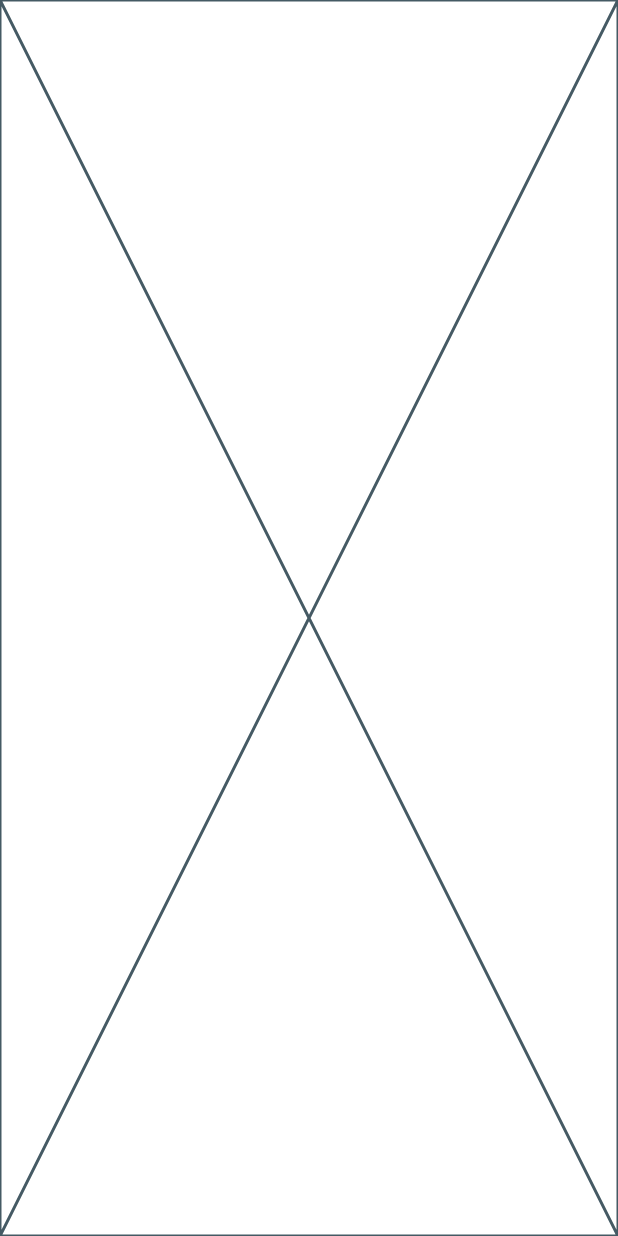
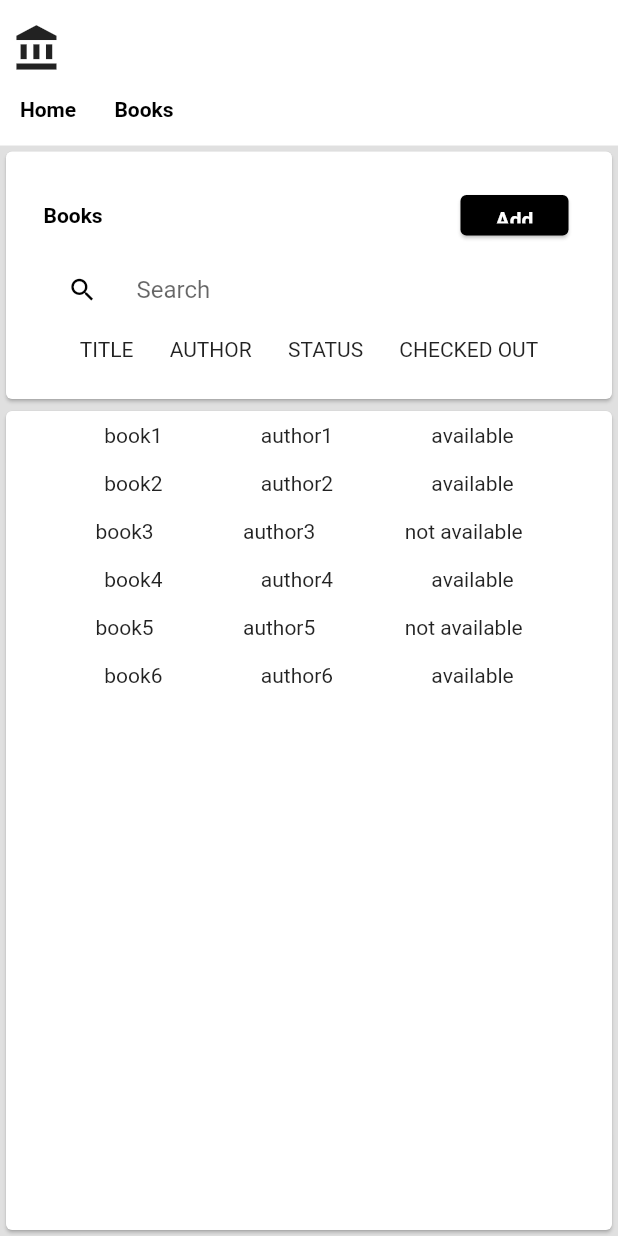
Before and after one commit to Game-devAnand/flutter-crud, a Flutter app: the screen it shows after launch, on a phone screen of 412 x 824 dp. Run offline on Flutter 3.47's test engine with Material 2 defaults, Android fonts, the phone set to English and light mode, and no system bars.

Commit message:
Home UI update

```diff
--- /dev/null
+++ b/lib/dataTest.dart
@@ -0,0 +1,18 @@
+class DataTestModel {
+  String title = "";
+  String author = "";
+  String status = "";
+  late String check_out;
+
+  DataTestModel(this.title,this.author,this.status);
+
+}
+
+List<DataTestModel> testData = [
+  DataTestModel("book1", "author1", "available"),
+  DataTestModel("book2", "author2", "available"),
+  DataTestModel("book3", "author3", "not available"),
+  DataTestModel("book4", "author4", "available"),
+  DataTestModel("book5", "author5", "not available"),
+  DataTestModel("book6", "author6", "available"),
+];
--- a/lib/main.dart
+++ b/lib/main.dart
@@ -1,4 +1,5 @@
 import 'package:flutter/material.dart';
+import 'dataTest.dart';
 
 void main() {
   runApp(const MyApp());
@@ -9,6 +10,195 @@ class MyApp extends StatelessWidget {
 
   @override
   Widget build(BuildContext context) {
-    return const Placeholder();
+    return MaterialApp(
+      home: Scaffold(
+        backgroundColor: Colors.black12,
+        body: Column(
+          children: [
+            const AppBarWeb(),
+            Container(
+              child: const AppBodyHome(),
+            ),
+          ],
+        ),
+      ),
+    );
   }
 }
+
+class AppBarWeb extends StatelessWidget {
+  const AppBarWeb({Key? key}) : super(key: key);
+
+  @override
+  Widget build(BuildContext context) {
+    return SizedBox(
+      child: Container(
+        color: Colors.white,
+        child: Center(
+          child: Padding(
+            padding: const EdgeInsets.only(top: 10),
+            child: SizedBox(
+              width: 600,
+              child: Column(
+                crossAxisAlignment: CrossAxisAlignment.start,
+                children: [
+                  const Padding(
+                    padding: EdgeInsets.only(left: 8.0,top: 5.0),
+                    child: Icon(Icons.account_balance_sharp, size: 34),
+                  ),
+                  Row(
+                    children: [
+                      TextButton(
+                        onPressed: () {},
+                        child: const Text(
+                          "Home",
+                          style: TextStyle(
+                              fontWeight: FontWeight.bold, color: Colors.black),
+                        ),
+                      ),
+                      TextButton(
+                        onPressed: () {},
+                        child: const Text(
+                          "Books",
+                          style: TextStyle(
+                              fontWeight: FontWeight.bold, color: Colors.black),
+                        ),
+                      ),
+                    ],
+                  )
+                ],
+              ),
+            ),
+          ),
+        ),
+      ),
+    );
+  }
+}
+
+class AppBodyHome extends StatefulWidget {
+  const AppBodyHome({Key? key}) : super(key: key);
+
+  @override
+  State<AppBodyHome> createState() => _AppBodyHomeState();
+}
+
+class _AppBodyHomeState extends State<AppBodyHome> {
+  @override
+  Widget build(BuildContext context) {
+    return SizedBox(
+      width: 600,
+      child: Column(
+        children: [
+          Card(
+            child: Padding(
+              padding: const EdgeInsets.all(25.0),
+              child: Column(
+                children: [
+                  Row(
+                    mainAxisAlignment: MainAxisAlignment.spaceBetween,
+                    children:[
+                      const Text(
+                        "Books",
+                        style: TextStyle(
+                            fontWeight: FontWeight.bold, color: Colors.black),
+                      ),
+                      SizedBox(
+                        width: 80,
+                        height: 35,
+                        child: Card(
+                          color: Colors.black,
+                          child: Center(
+                            child: TextButton(
+                              onPressed:(){},
+                              child: const Text(
+                                "Add",
+                                style: TextStyle(
+                                    fontWeight: FontWeight.bold,
+                                    color: Colors.white),
+                              ),
+                            ),
+                          ),
+                        ),
+                      )
+                    ],
+                  ),
+                  Padding(
+                    padding: const EdgeInsets.all(8.0),
+                    child:Container(
+                      color: Colors.white38,
+                      child: const TextField(
+                        decoration: InputDecoration(
+                          icon: Padding(
+                            padding: EdgeInsets.only(left: 8.0),
+                            child: Icon(Icons.search, color: Colors.black,size: 20,),
+                          ),
+                          hintText: 'Search',
+                          contentPadding: EdgeInsets.symmetric(horizontal: 10.0),
+                          border: InputBorder.none,
+                        ),
+                      ),
+                    )
+                  ),
+                  Row(
+                    mainAxisAlignment: MainAxisAlignment.spaceEvenly,
+                    children: const [
+                      Text("TITLE"),
+                      Text("AUTHOR"),
+                      Text("STATUS"),
+                      Text("CHECKED OUT"),
+                    ],
+                  ),
+                ],
+              ),
+            ),
+          ),
+          SizedBox(
+            height: MediaQuery.of(context).size.height - 270,
+            child: HomePageList(),
+          )
+        ],
+      ),
+    );
+  }
+}
+
+class HomePageList extends StatefulWidget {
+  const HomePageList({Key? key}) : super(key: key);
+
+  @override
+  State<HomePageList> createState() => _HomePageListState();
+}
+
+class _HomePageListState extends State<HomePageList> {
+  @override
+  Widget build(BuildContext context) {
+    List demo = testData;
+    return Card(
+      child: ListView.builder(
+          itemCount: demo.length,
+          itemBuilder: (context,index) {
+            return Padding(
+              padding: const EdgeInsets.symmetric(vertical: 8.0),
+              child: Row(
+                mainAxisAlignment: MainAxisAlignment.spaceEvenly,
+                children:[
+                  Text("${demo[index].title}"),
+                  Text("${demo[index].author}"),
+                  Text("${demo[index].status}"),
+                ],
+              ),
+            );
+          }),
+    );
+  }
+}
+/**
+ * Row(
+    children: const [
+    Text("book"),
+    Text("author"),
+    Text("available"),
+    ],
+    ),
+ */
```
